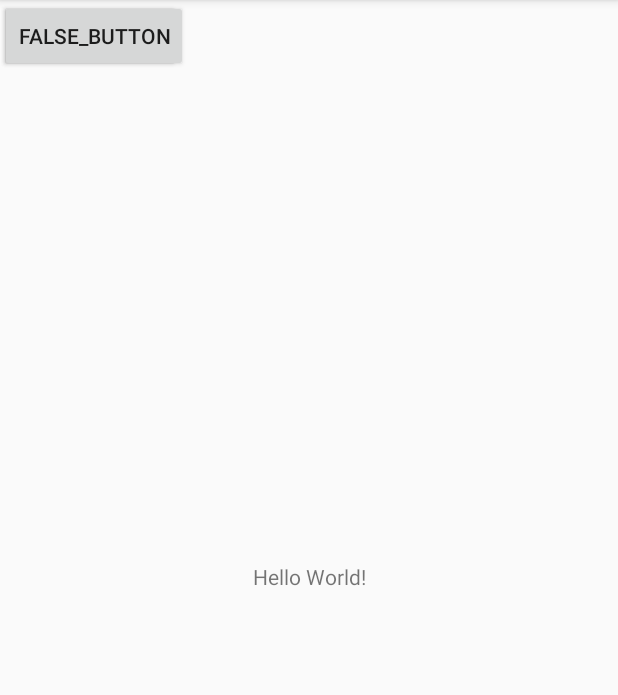
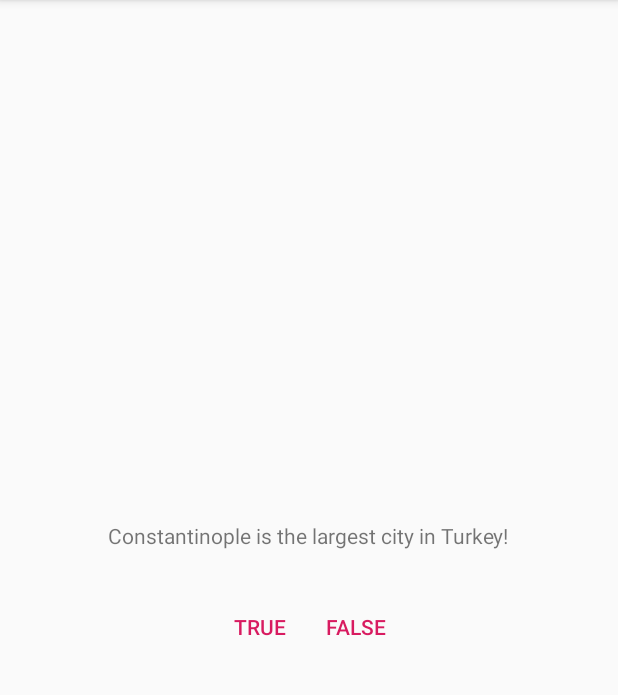
Before and after one commit to GemSnn/GeoQuiz, an Android app: the screen it shows after launch (QuizActivity), on a phone screen of 412 x 824 dp, the part 84-779 px from its top. Run offline under Robolectric (Android 15) with nearby library versions, the phone set to English and light mode, and no system bars.

Commit message:
Initial commit
Signed-off-by: GemSnn <nicksong0127@gmail.com>

```diff
--- a/app/src/main/java/com/bignerdranch/android/geoquiz/QuizActivity.java
+++ b/app/src/main/java/com/bignerdranch/android/geoquiz/QuizActivity.java
@@ -2,12 +2,36 @@ package com.bignerdranch.android.geoquiz;
 
 import android.support.v7.app.AppCompatActivity;
 import android.os.Bundle;
+import android.view.View;
+import android.widget.Button;
+import android.widget.Toast;
+
 
 public class QuizActivity extends AppCompatActivity {
+
+
+    private Button mTrueButton;
+    private Button mFalseButton;
 
     @Override
     protected void onCreate(Bundle savedInstanceState) {
         super.onCreate(savedInstanceState);
         setContentView(R.layout.activity_quiz);
+
+        mTrueButton = (Button) findViewById(R.id.true_button);
+        mTrueButton.setOnClickListener(new View.OnClickListener() {
+            @Override
+            public void onClick(View v) {
+                Toast.makeText(QuizActivity.this,R.string.correct_toast,Toast.LENGTH_SHORT).show();
+            }
+        });
+        mFalseButton = (Button) findViewById(R.id.false_button);
+        mFalseButton.setOnClickListener(new View.OnClickListener() {
+            @Override
+            public void onClick(View v) {
+                Toast.makeText(QuizActivity.this,R.string.incorrect_toast,Toast.LENGTH_SHORT).show();
+            }
+        });
     }
+
 }
--- a/app/src/main/res/layout/activity_quiz.xml
+++ b/app/src/main/res/layout/activity_quiz.xml
@@ -1,37 +1,32 @@
-<?xml version="1.0" encoding="utf-8"?>
-<android.support.constraint.ConstraintLayout
-    xmlns:android="http://schemas.android.com/apk/res/android"
-    xmlns:tools="http://schemas.android.com/tools"
-    xmlns:app="http://schemas.android.com/apk/res-auto"
+<LinearLayout xmlns:android="http://schemas.android.com/apk/res/android"
     android:layout_width="match_parent"
     android:layout_height="match_parent"
-    tools:context=".QuizActivity">
-
+    android:gravity="center"
+    android:orientation="vertical" >
     <TextView
         android:layout_width="wrap_content"
         android:layout_height="wrap_content"
-        android:text="Hello World!"
         android:padding="24dp"
-        app:layout_constraintBottom_toBottomOf="parent"
-        app:layout_constraintLeft_toLeftOf="parent"
-        app:layout_constraintRight_toRightOf="parent"
-        app:layout_constraintTop_toTopOf="parent"
-        />
-
-
-    <Button
-        android:id="@+id/button"
+        android:text="@string/question_text" />
+    <LinearLayout
         android:layout_width="wrap_content"
         android:layout_height="wrap_content"
-        android:text="True_Button"
-        tools:layout_editor_absoluteX="33dp"
-        tools:layout_editor_absoluteY="400dp" />
+        android:orientation="horizontal" >
+        <Button
+            android:id="@+id/true_button"
+            android:layout_width="wrap_content"
+            android:layout_height="wrap_content"
+            android:text="@string/true_button"
+            style="?android:attr/buttonBarButtonStyle"
+            />
 
-    <Button
-        android:id="@+id/button2"
-        android:layout_width="wrap_content"
-        android:layout_height="wrap_content"
-        android:text="False_Button"
-        tools:layout_editor_absoluteX="236dp"
-        tools:layout_editor_absoluteY="400dp" />
-</android.support.constraint.ConstraintLayout>
+        <Button
+            android:id="@+id/false_button"
+            android:layout_width="wrap_content"
+            android:layout_height="wrap_content"
+            android:text="@string/false_button"
+            style="?android:attr/buttonBarButtonStyle"
+            />
+
+    </LinearLayout>
+</LinearLayout>
--- a/app/src/main/res/values/strings.xml
+++ b/app/src/main/res/values/strings.xml
@@ -1,3 +1,11 @@
 <resources>
     <string name="app_name">GeoQuiz</string>
+
+    <string name ="question_text">
+        Constantinople is the largest city in Turkey!
+    </string>
+    <string name="true_button">TRUE</string>
+    <string name="false_button">FALSE</string>
+    <string name="correct_toast">Correct!</string>
+    <string name="incorrect_toast">Incorrect!</string>
 </resources>
```
